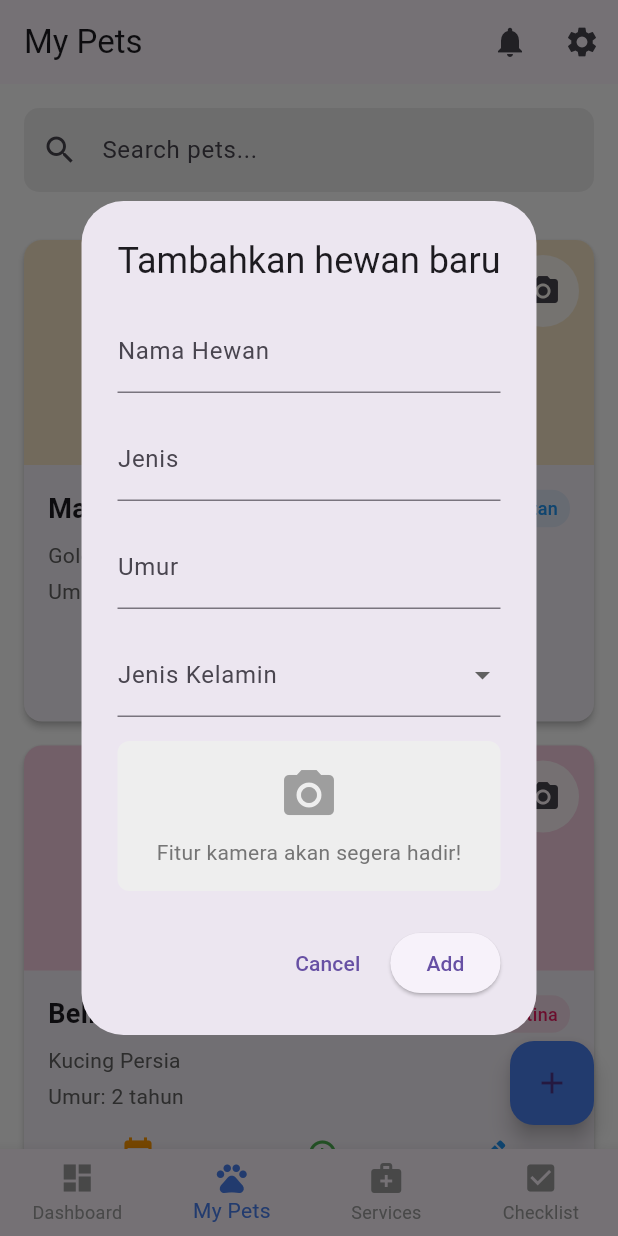
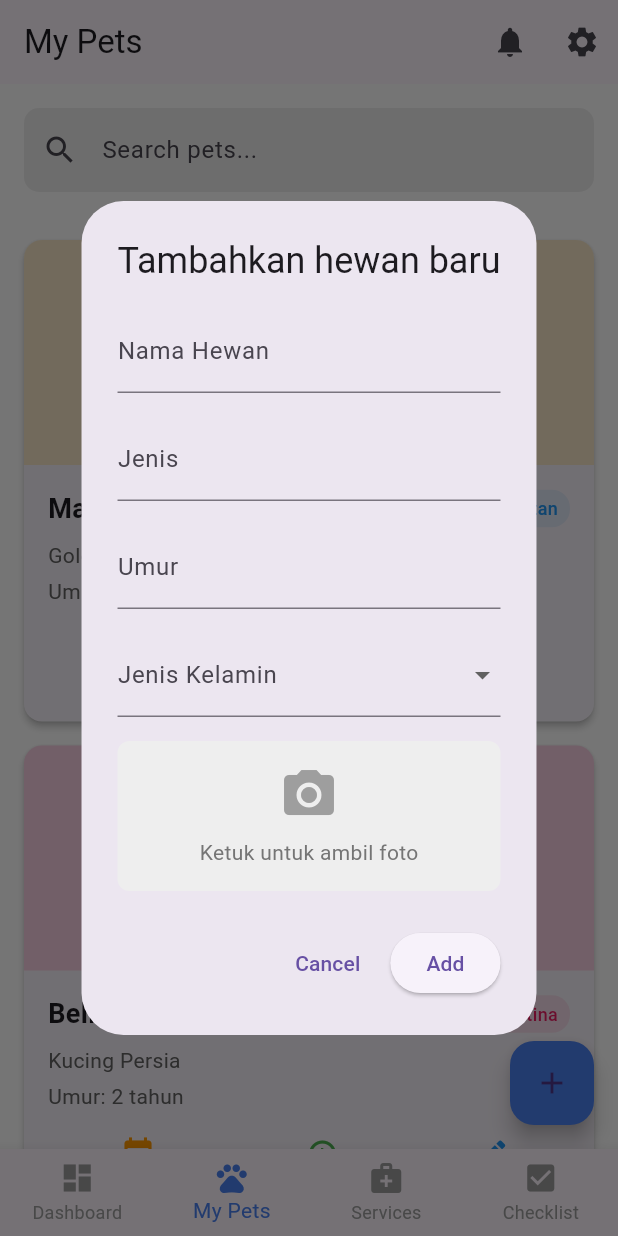
Before and after one commit to amandaftrn/PawRadar, a Flutter app: the screen it shows after launch, item 2 of the bottom bar chosen, after a tap on the "add" icon, on a phone screen of 412 x 824 dp. Run offline on Flutter 3.47's test engine with Material 3 defaults, Android fonts, the phone set to English and light mode, and no system bars; our stand-ins replace image_picker; Roboto replaces fonts that are missing (Poppins).

Commit message:
camera available

```diff
--- a/lib/screens/pet_list_screen.dart
+++ b/lib/screens/pet_list_screen.dart
@@ -1,4 +1,6 @@
+import 'dart:typed_data';
 import 'package:flutter/material.dart';
+import 'package:image_picker/image_picker.dart';
 
 class Pet {
   final String name;
@@ -6,6 +8,7 @@ class Pet {
   final String age;
   final String gender;
   final Color avatarColor;
+  final Uint8List? imageBytes;
 
   Pet({
     required this.name,
@@ -13,6 +16,7 @@ class Pet {
     required this.age,
     required this.gender,
     required this.avatarColor,
+    this.imageBytes,
   });
 }
 
@@ -70,7 +74,7 @@ class _PetListScreenState extends State<PetListScreen> {
               padding: EdgeInsets.all(16.0),
               itemCount: _pets.length,
               itemBuilder: (context, index) {
-                return _buildPetCard(_pets[index]);
+                return _buildPetCard(_pets[index], index);
               },
             ),
           ),
@@ -86,7 +90,7 @@ class _PetListScreenState extends State<PetListScreen> {
     );
   }
 
-  Widget _buildPetCard(Pet pet) {
+  Widget _buildPetCard(Pet pet, int index) {
     return Card(
       margin: EdgeInsets.only(bottom: 16.0),
       elevation: 2,
@@ -99,7 +103,39 @@ class _PetListScreenState extends State<PetListScreen> {
           // Pet Avatar/Image Area - Will be replaced with camera image later
           Stack(
             children: [
-              Container(
+              InkWell(
+                onTap: pet.imageBytes == null
+                    ? () async {
+                  final pickedFile = await ImagePicker().pickImage(source: ImageSource.camera);
+                  if (pickedFile != null) {
+                    final bytes = await pickedFile.readAsBytes();
+                    setState(() {
+                      _pets[index] = Pet(
+                        name: pet.name,
+                        breed: pet.breed,
+                        age: pet.age,
+                        gender: pet.gender,
+                        avatarColor: pet.avatarColor,
+                        imageBytes: bytes,
+                      );
+                    });
+                  }
+                }
+                    : null,
+                child: pet.imageBytes != null
+                    ? ClipRRect(
+                  borderRadius: BorderRadius.only(
+                    topLeft: Radius.circular(12),
+                    topRight: Radius.circular(12),
+                  ),
+                  child: Image.memory(
+                    pet.imageBytes!,
+                    height: 150,
+                    width: double.infinity,
+                    fit: BoxFit.cover,
+                  ),
+                )
+                    : Container(
                   height: 150,
                   decoration: BoxDecoration(
                     color: pet.avatarColor.withOpacity(0.2),
@@ -119,9 +155,8 @@ class _PetListScreenState extends State<PetListScreen> {
                           color: pet.avatarColor,
                         ),
                         SizedBox(height: 8),
-                      // Placeholder text for future camera feature
                         Text(
-                        "Ketuk untuk mengambil foto",
+                          "Ketuk untuk ambil foto",
                           style: TextStyle(
                             color: Colors.grey[600],
                             fontSize: 12,
@@ -131,22 +166,33 @@ class _PetListScreenState extends State<PetListScreen> {
                     ),
                   ),
                 ),
-              // Camera button overlay
+              ),
+              if (pet.imageBytes != null)
                 Positioned(
-                right: 10,
-                top: 10,
+                  top: 8,
+                  right: 8,
                   child: Container(
                     decoration: BoxDecoration(
-                    color: Colors.white.withOpacity(0.8),
+                      color: Colors.white.withOpacity(0.9),
                       shape: BoxShape.circle,
                     ),
                     child: IconButton(
-                    icon: Icon(Icons.camera_alt),
-                    onPressed: () {
-                      // Placeholder for camera functionality
-                      ScaffoldMessenger.of(context).showSnackBar(
-                          SnackBar(content: Text('Fitur kamera akan segera hadir!'))
+                      icon: Icon(Icons.edit, size: 20),
+                      onPressed: () async {
+                        final pickedFile = await ImagePicker().pickImage(source: ImageSource.camera);
+                        if (pickedFile != null) {
+                          final bytes = await pickedFile.readAsBytes();
+                          setState(() {
+                            _pets[index] = Pet(
+                              name: pet.name,
+                              breed: pet.breed,
+                              age: pet.age,
+                              gender: pet.gender,
+                              avatarColor: pet.avatarColor,
+                              imageBytes: bytes,
                             );
+                          });
+                        }
                       },
                     ),
                   ),
@@ -329,15 +375,21 @@ class _PetListScreenState extends State<PetListScreen> {
                     color: Colors.grey[200],
                     borderRadius: BorderRadius.circular(8.0),
                   ),
-                  child: Center(
+                  child: InkWell(
+                    onTap: () async {
+                      final pickedFile = await ImagePicker().pickImage(source: ImageSource.camera);
+                      if (pickedFile != null) {
+                        ScaffoldMessenger.of(context).showSnackBar(
+                            SnackBar(content: Text('Berhasil ambil foto untuk hewan baru!'))
+                        );
+                      }
+                    },
                     child: Column(
                       mainAxisAlignment: MainAxisAlignment.center,
                       children: [
                         Icon(Icons.camera_alt, size: 40, color: Colors.grey),
                         SizedBox(height: 8),
-                        Text(
-                          "Fitur kamera akan segera hadir!",
-                          style: TextStyle(color: Colors.grey[600]),
+                        Text("Ketuk untuk ambil foto", style: TextStyle(color: Colors.grey[600]),
                         ),
                       ],
                     ),
--- a/pubspec.yaml
+++ b/pubspec.yaml
@@ -37,6 +37,8 @@ dependencies:
   intl: ^0.17.0
   provider: ^6.0.1
   shared_preferences: ^2.0.8
+  image_picker: ^1.0.7
+
 
 dev_dependencies:
   flutter_test:
```
Also changed, not shown: pubspec.lock, 6 other files. Lines whose indentation alone changed are shown as unchanged.
